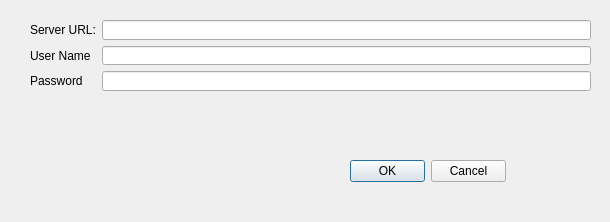
lambertlb/Pyqt5BattleMat, file builder/loginDialog.ui: the form before one commit.
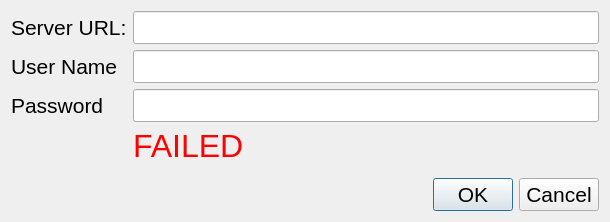
The form after the commit.

Commit message: got more of login dialog working

Patch:
```diff
--- a/builder/loginDialog.ui
+++ b/builder/loginDialog.ui
@@ -19,64 +19,145 @@
   <property name="modal">
    <bool>true</bool>
   </property>
-  <widget class="QDialogButtonBox" name="buttonBox">
-   <property name="geometry">
-    <rect>
-     <x>350</x>
-     <y>160</y>
-     <width>156</width>
-     <height>23</height>
-    </rect>
-   </property>
-   <property name="orientation">
-    <enum>Qt::Horizontal</enum>
-   </property>
-   <property name="standardButtons">
-    <set>QDialogButtonBox::Cancel|QDialogButtonBox::Ok</set>
-   </property>
-  </widget>
-  <widget class="QWidget" name="">
-   <property name="geometry">
-    <rect>
-     <x>30</x>
-     <y>20</y>
-     <width>561</width>
-     <height>71</height>
-    </rect>
-   </property>
+  <layout class="QGridLayout" name="gridLayout">
+   <item row="0" column="0">
    <layout class="QFormLayout" name="formLayout">
     <item row="0" column="0">
      <widget class="QLabel" name="label">
+       <property name="font">
+        <font>
+         <pointsize>16</pointsize>
+        </font>
+       </property>
       <property name="text">
        <string>Server URL:</string>
       </property>
      </widget>
     </item>
     <item row="0" column="1">
-     <widget class="QLineEdit" name="serverURL"/>
+      <widget class="QLineEdit" name="serverURL">
+       <property name="font">
+        <font>
+         <pointsize>16</pointsize>
+        </font>
+       </property>
+      </widget>
     </item>
     <item row="1" column="0">
      <widget class="QLabel" name="label_2">
+       <property name="font">
+        <font>
+         <pointsize>16</pointsize>
+        </font>
+       </property>
       <property name="text">
        <string>User Name</string>
       </property>
      </widget>
     </item>
     <item row="1" column="1">
-     <widget class="QLineEdit" name="username"/>
+      <widget class="QLineEdit" name="username">
+       <property name="font">
+        <font>
+         <pointsize>16</pointsize>
+        </font>
+       </property>
+      </widget>
     </item>
     <item row="2" column="0">
      <widget class="QLabel" name="label_3">
+       <property name="font">
+        <font>
+         <pointsize>16</pointsize>
+        </font>
+       </property>
       <property name="text">
        <string>Password</string>
       </property>
      </widget>
     </item>
     <item row="2" column="1">
-     <widget class="QLineEdit" name="password"/>
-    </item>
-   </layout>
-  </widget>
+      <widget class="QLineEdit" name="password">
+       <property name="font">
+        <font>
+         <pointsize>16</pointsize>
+        </font>
+       </property>
+       <property name="echoMode">
+        <enum>QLineEdit::Password</enum>
+       </property>
+      </widget>
+     </item>
+     <item row="3" column="1">
+      <widget class="QLabel" name="failed">
+       <property name="enabled">
+        <bool>true</bool>
+       </property>
+       <property name="palette">
+        <palette>
+         <active>
+          <colorrole role="WindowText">
+           <brush brushstyle="SolidPattern">
+            <color alpha="255">
+             <red>255</red>
+             <green>0</green>
+             <blue>0</blue>
+            </color>
+           </brush>
+          </colorrole>
+         </active>
+         <inactive>
+          <colorrole role="WindowText">
+           <brush brushstyle="SolidPattern">
+            <color alpha="255">
+             <red>255</red>
+             <green>0</green>
+             <blue>0</blue>
+            </color>
+           </brush>
+          </colorrole>
+         </inactive>
+         <disabled>
+          <colorrole role="WindowText">
+           <brush brushstyle="SolidPattern">
+            <color alpha="255">
+             <red>120</red>
+             <green>120</green>
+             <blue>120</blue>
+            </color>
+           </brush>
+          </colorrole>
+         </disabled>
+        </palette>
+       </property>
+       <property name="font">
+        <font>
+         <pointsize>24</pointsize>
+        </font>
+       </property>
+       <property name="text">
+        <string>FAILED</string>
+       </property>
+      </widget>
+     </item>
+    </layout>
+   </item>
+   <item row="1" column="0">
+    <widget class="QDialogButtonBox" name="buttonBox">
+     <property name="font">
+      <font>
+       <pointsize>16</pointsize>
+      </font>
+     </property>
+     <property name="orientation">
+      <enum>Qt::Horizontal</enum>
+     </property>
+     <property name="standardButtons">
+      <set>QDialogButtonBox::Cancel|QDialogButtonBox::Ok</set>
+     </property>
+    </widget>
+   </item>
+  </layout>
  </widget>
  <resources/>
  <connections/>
```
Lines whose indentation alone changed are shown as unchanged. The commit also changes 7 other files.
